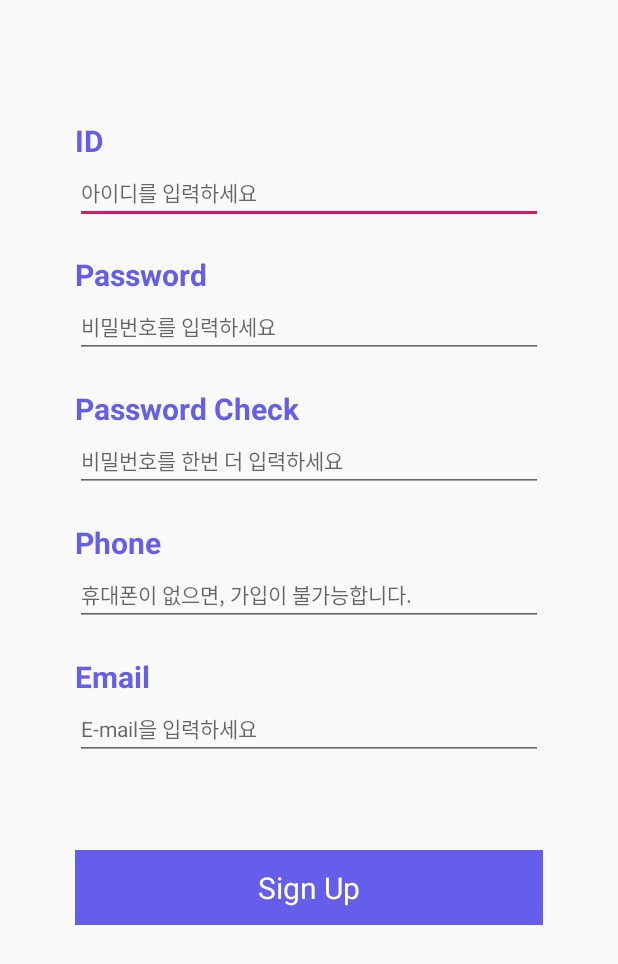
After one commit to Monsteel/Cossain, an Android app: the SignUpAcitivty screen opened directly, with no data from a screen before it, on a phone screen of 412 x 824 dp. The commit adds this screen. Shown: the top 964 px of the screen. Run offline under Robolectric (Android 15) with nearby library versions, the phone set to English and light mode, and no system bars; our stand-ins replace data binding.

Commit message:
[CREATE] SginUp PartTasking
회원가입 파트 작업중

```diff
--- a/app/src/main/java/com/project/swhackaton/network/NetRetrofit.java
+++ b/app/src/main/java/com/project/swhackaton/network/NetRetrofit.java
@@ -1,6 +1,7 @@
 package com.project.swhackaton.network;
 
 import com.project.swhackaton.network.service.LoginService;
+import com.project.swhackaton.network.service.SignUpService;
 
 import retrofit2.Retrofit;
 import retrofit2.converter.gson.GsonConverterFactory;
@@ -24,4 +25,9 @@ public class NetRetrofit {
     public LoginService getLogin() {
         return login;
     }
+
+    SignUpService signUpService = retrofit.create(SignUpService.class);
+    public SignUpService getSignUp() {
+        return signUpService;
+    }
 }
--- /dev/null
+++ b/app/src/main/java/com/project/swhackaton/view/SignUpAcitivty.java
@@ -0,0 +1,32 @@
+package com.project.swhackaton.view;
+
+import androidx.appcompat.app.AppCompatActivity;
+import androidx.databinding.DataBindingUtil;
+import androidx.lifecycle.ViewModelProviders;
+
+import android.os.Bundle;
+
+import com.project.swhackaton.R;
+import com.project.swhackaton.databinding.ActivityLoginBinding;
+import com.project.swhackaton.databinding.ActivitySignUpAcitivtyBinding;
+import com.project.swhackaton.viewmodel.LoginViewModel;
+import com.project.swhackaton.viewmodel.MainViewModel;
+import com.project.swhackaton.viewmodel.SignUpViewModel;
+
+public class SignUpAcitivty extends AppCompatActivity {
+    ActivitySignUpAcitivtyBinding binding;
+    SignUpViewModel viewModel;
+
+    @Override
+    protected void onCreate(Bundle savedInstanceState) {
+        super.onCreate(savedInstanceState);
+        setContentView(R.layout.activity_sign_up_acitivty);
+
+        viewModel = ViewModelProviders.of(this).get(SignUpViewModel.class);
+        binding = DataBindingUtil.setContentView(this, R.layout.activity_sign_up_acitivty);
+
+        binding.setLifecycleOwner(this);
+        binding.setViewModel(viewModel);
+
+    }
+}
--- /dev/null
+++ b/app/src/main/res/layout/activity_sign_up_acitivty.xml
@@ -0,0 +1,182 @@
+<?xml version="1.0" encoding="utf-8"?>
+<layout xmlns:android="http://schemas.android.com/apk/res/android"
+    xmlns:app="http://schemas.android.com/apk/res-auto"
+    xmlns:tools="http://schemas.android.com/tools">
+    <data>
+        <variable
+            name="viewModel"
+            type="com.project.swhackaton.viewmodel.SignUpViewModel" />
+    </data>
+<LinearLayout
+    android:layout_width="match_parent"
+    android:layout_height="match_parent"
+    tools:context=".view.SignUpAcitivty"
+    android:orientation="vertical">
+
+    <LinearLayout
+        android:layout_width="match_parent"
+        android:layout_height="wrap_content"
+        android:layout_marginLeft="50dp"
+        android:layout_marginTop="80dp"
+        android:layout_marginRight="50dp"
+        android:orientation="vertical">
+
+        <TextView
+            android:layout_width="match_parent"
+            android:layout_height="wrap_content"
+            android:text="ID"
+            android:textColor="#655EEB"
+            android:textSize="20dp"
+            android:textStyle="bold" />
+
+        <EditText
+            android:id="@+id/input_id"
+            android:layout_width="match_parent"
+            android:layout_height="wrap_content"
+            android:ems="10"
+            android:hint="아이디를 입력하세요"
+            android:inputType="textPersonName"
+            android:textSize="14dp"
+            android:text="@={viewModel.id}"/>
+
+    </LinearLayout>
+
+    <LinearLayout
+        android:layout_width="match_parent"
+        android:layout_height="wrap_content"
+        android:layout_marginLeft="50dp"
+        android:layout_marginTop="20dp"
+        android:layout_marginRight="50dp"
+        android:orientation="vertical">
+
+        <TextView
+            android:layout_width="match_parent"
+            android:layout_height="wrap_content"
+            android:text="Password"
+            android:textColor="#655EEB"
+            android:textSize="20dp"
+            android:textStyle="bold" />
+
+        <EditText
+            android:id="@+id/input_pw"
+            android:layout_width="match_parent"
+            android:layout_height="wrap_content"
+            android:ems="10"
+            android:hint="비밀번호를 입력하세요"
+            android:inputType="textPersonName"
+            android:textSize="14dp"
+            android:text="@={viewModel.pw}"/>
+
+    </LinearLayout>
+
+    <LinearLayout
+        android:layout_width="match_parent"
+        android:layout_height="wrap_content"
+        android:layout_marginLeft="50dp"
+        android:layout_marginTop="20dp"
+        android:layout_marginRight="50dp"
+        android:orientation="vertical">
+
+        <TextView
+            android:layout_width="match_parent"
+            android:layout_height="wrap_content"
+            android:text="Password Check"
+            android:textColor="#655EEB"
+            android:textSize="20dp"
+            android:textStyle="bold" />
+
+        <EditText
+            android:id="@+id/input_check_pw"
+            android:layout_width="match_parent"
+            android:layout_height="wrap_content"
+            android:ems="10"
+            android:hint="비밀번호를 한번 더 입력하세요"
+            android:inputType="textPersonName"
+            android:textSize="14dp"
+            android:text="@={viewModel.check_pw}"/>
+
+    </LinearLayout>
+
+    <LinearLayout
+        android:layout_width="match_parent"
+        android:layout_height="wrap_content"
+        android:layout_marginLeft="50dp"
+        android:layout_marginTop="20dp"
+        android:layout_marginRight="50dp"
+        android:orientation="vertical">
+
+        <TextView
+            android:layout_width="match_parent"
+            android:layout_height="wrap_content"
+            android:text="Phone"
+            android:textColor="#655EEB"
+            android:textSize="20dp"
+            android:textStyle="bold" />
+
+        <EditText
+            android:id="@+id/input_phone_number"
+            android:layout_width="match_parent"
+            android:layout_height="wrap_content"
+            android:ems="10"
+            android:hint="휴대폰이 없으면, 가입이 불가능합니다."
+            android:inputType="textPersonName"
+            android:textSize="14dp"
+            android:text="@={viewModel.check_pw}"/>
+
+    </LinearLayout>
+
+    <LinearLayout
+        android:layout_width="match_parent"
+        android:layout_height="wrap_content"
+        android:layout_marginLeft="50dp"
+        android:layout_marginTop="20dp"
+        android:layout_marginRight="50dp"
+        android:orientation="vertical">
+
+        <TextView
+            android:layout_width="match_parent"
+            android:layout_height="wrap_content"
+            android:text="Email"
+            android:textColor="#655EEB"
+            android:textSize="20dp"
+            android:textStyle="bold" />
+
+        <EditText
+            android:id="@+id/input_phone_email"
+            android:layout_width="match_parent"
+            android:layout_height="wrap_content"
+            android:ems="10"
+            android:hint="E-mail을 입력하세요"
+            android:inputType="textPersonName"
+            android:textSize="14dp"
+            android:text="@={viewModel.check_pw}"/>
+
+    </LinearLayout>
+
+    <LinearLayout
+        android:layout_width="match_parent"
+        android:layout_height="50dp"
+        android:layout_marginLeft="50dp"
+        android:layout_marginTop="60dp"
+        android:layout_marginRight="50dp"
+        android:background="#655EEB"
+        android:orientation="vertical"
+        android:id="@+id/btn_signup"
+        android:onClick="@{()->viewModel.SignUpRequest()}">
+
+        <TextView
+            android:layout_width="match_parent"
+            android:layout_height="match_parent"
+            android:gravity="center"
+            android:text="Sign Up"
+            android:textColor="#FFFFFF"
+            android:textSize="20dp" />
+    </LinearLayout>
+
+
+
+</LinearLayout>
+
+
+
+</layout>
```
Also changed, not shown: app/src/main/AndroidManifest.xml (+4 -6 lines), app/src/main/java/com/project/swhackaton/network/requeset/SignUpRequest.java (added, +40 -0 lines), app/src/main/java/com/project/swhackaton/network/service/SignUpService.java (renamed from app/src/main/java/com/project/swhackaton/network/service/SignUp.java, +14 -7 lines), app/src/main/java/com/project/swhackaton/view/MainActivity.java (+0 -8 lines), app/src/main/java/com/project/swhackaton/viewmodel/SignUpViewModel.java (added, +79 -0 lines).
